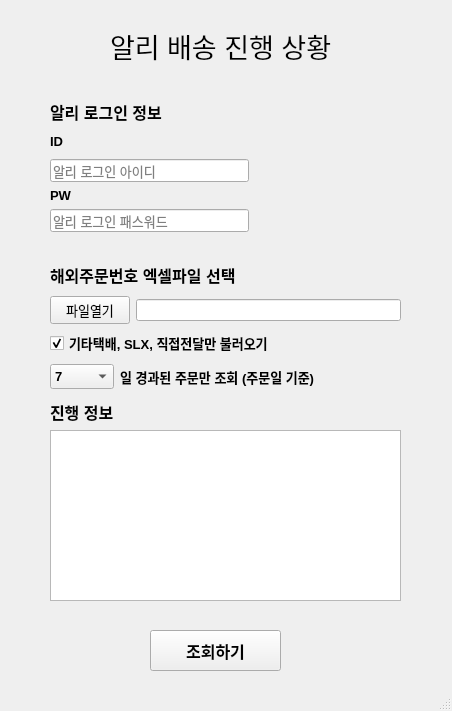
Old version of the form tracking.ui in the repository cubadanga/alie_ship_tracker.
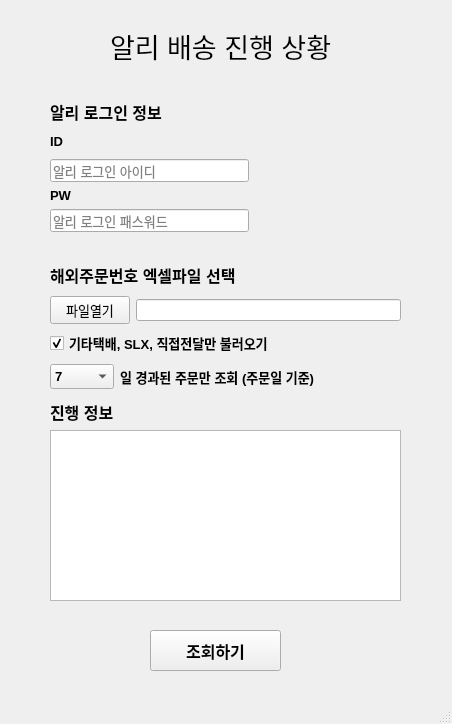
New version of the form. Icons and pictures are not drawn.

```diff
--- a/tracking.ui
+++ b/tracking.ui
@@ -7,7 +7,7 @@
     <x>0</x>
     <y>0</y>
     <width>452</width>
-    <height>711</height>
+    <height>724</height>
    </rect>
   </property>
   <property name="windowTitle">
```
Left out of the diff: 10 changed lines with no effect on the pictures.
